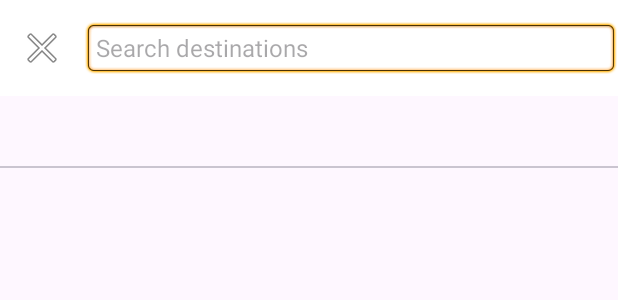
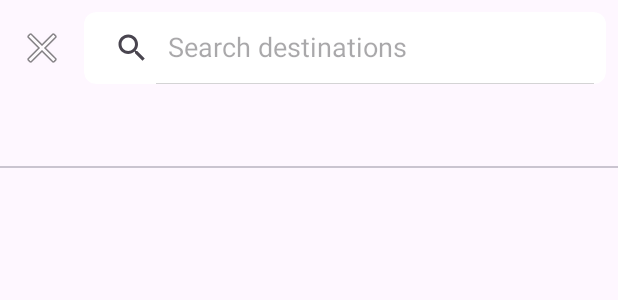
Before and after one commit to Adrian-Silver/RoamMate-App, an Android app: the layout fragment_search.xml on its own in the app's theme, with its tools: preview values and no code run, on a phone screen of 412 x 824 dp. Shown: the top 300 px of the screen. Run offline under Robolectric (Android 15) with nearby library versions, the phone set to English and light mode, and no system bars.

Commit message:
Change editText to searchView in SearchFragment

```diff
--- a/app/src/main/res/layout/fragment_search.xml
+++ b/app/src/main/res/layout/fragment_search.xml
@@ -14,8 +14,7 @@
            android:id="@+id/app_bar_layout"
            android:layout_width="match_parent"
            android:layout_height="wrap_content"
-           android:background="@android:color/white"
-           android:fitsSystemWindows="true">
+           android:fitsSystemWindows="false">
 
            <androidx.appcompat.widget.Toolbar
                android:id="@+id/toolbar"
@@ -25,17 +24,61 @@
                app:navigationIcon="@android:drawable/ic_menu_close_clear_cancel">
 
                <!-- Search EditText -->
-               <EditText
+<!--               <EditText-->
+<!--                   android:id="@+id/search_edit_text"-->
+<!--                   android:layout_width="match_parent"-->
+<!--                   android:layout_height="36dp"-->
+<!--                   android:background="@android:drawable/editbox_background"-->
+<!--                   android:hint="Search destinations"-->
+<!--                   android:imeOptions="actionSearch"-->
+<!--                   android:inputType="text"-->
+<!--                   android:paddingStart="8dp"-->
+<!--                   android:paddingEnd="8dp"-->
+<!--                   android:textSize="16sp" />-->
+
+               <!-- Search Bar -->
+               <androidx.cardview.widget.CardView
+                   android:id="@+id/search_bar"
+                   android:layout_width="match_parent"
+                   android:layout_height="48dp"
+                   android:layout_marginEnd="8dp"
+                   app:cardCornerRadius="8dp"
+                   app:cardElevation="0dp">
+
+<!--                   <LinearLayout-->
+<!--                       android:layout_width="match_parent"-->
+<!--                       android:layout_height="match_parent"-->
+<!--                       android:gravity="center_vertical"-->
+<!--                       android:orientation="horizontal"-->
+<!--                       android:padding="8dp">-->
+
+<!--                       <ImageView-->
+<!--                           android:layout_width="24dp"-->
+<!--                           android:layout_height="24dp"-->
+<!--                           android:layout_marginStart="8dp"-->
+<!--                           android:src="@android:drawable/ic_menu_search" />-->
+
+<!--                       <EditText-->
+<!--                           android:id="@+id/search_edit_text"-->
+<!--                           android:layout_width="match_parent"-->
+<!--                           android:layout_height="wrap_content"-->
+<!--                           android:layout_marginStart="16dp"-->
+<!--                           android:text="Search destinations"-->
+<!--                           android:textColor="@android:color/darker_gray"-->
+<!--                           android:textSize="16sp" />-->
+
+                       <SearchView
                            android:id="@+id/search_edit_text"
                            android:layout_width="match_parent"
-                   android:layout_height="36dp"
-                   android:background="@android:drawable/editbox_background"
-                   android:hint="Search destinations"
-                   android:imeOptions="actionSearch"
-                   android:inputType="text"
-                   android:paddingStart="8dp"
-                   android:paddingEnd="8dp"
+                           android:layout_height="match_parent"
+                           android:iconifiedByDefault="false"
+                           android:queryHint="Search destinations"
+                           android:textColor="@android:color/darker_gray"
                            android:textSize="16sp" />
+
+<!--                                          </LinearLayout>-->
+
+                                      </androidx.cardview.widget.CardView>
 
                                   </androidx.appcompat.widget.Toolbar>
 
```
Also changed, not shown: app/src/main/java/com/example/roammate/SearchFragment.java (+27 -14 lines). Lines whose indentation alone changed are shown as unchanged.
